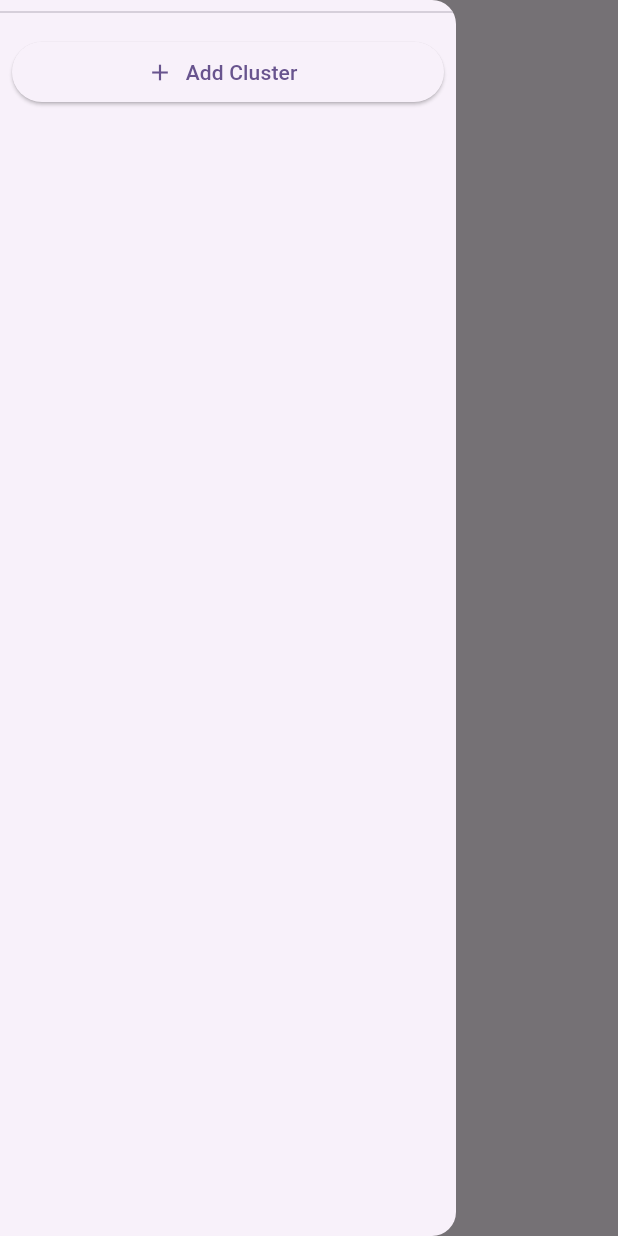
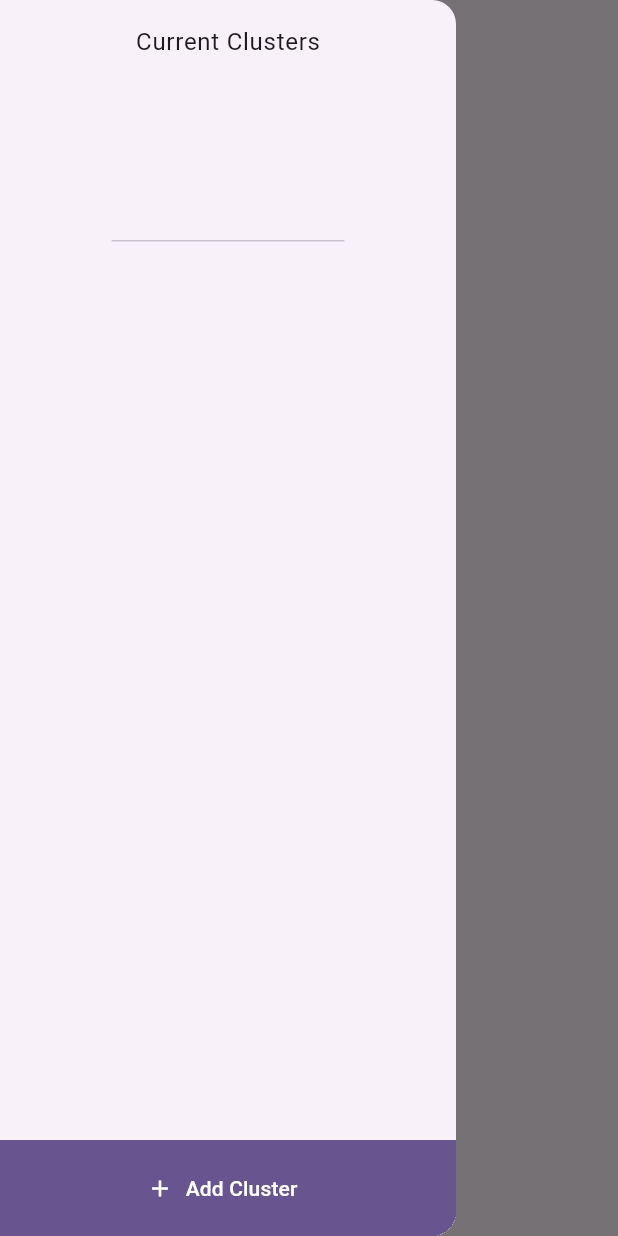
Before and after one commit to m3talsmith/kubectl_dashboard, a Flutter app: the screen it shows after launch, with the side drawer open, on a phone screen of 412 x 824 dp. Run offline on Flutter 3.47's test engine with Material 3 defaults, Android fonts, the phone set to English and light mode, and no system bars; our stand-ins replace flutter_riverpod, yaml; missing offline and left inert: desktop_window, kubeconfig, yaml_writer.

```diff
--- a/lib/app.dart
+++ b/lib/app.dart
@@ -3,23 +3,14 @@ import 'dart:io';
 import 'package:desktop_window/desktop_window.dart';
 import 'package:flutter/material.dart';
 import 'package:flutter_riverpod/flutter_riverpod.dart';
-import 'package:kubectl_dashboard/app/config.dart';
 import 'package:kubectl_dashboard/app/app_drawer.dart';
 import 'package:kubectl_dashboard/window_providers.dart';
-
-import 'app/config/providers.dart';
 
 class App extends ConsumerWidget {
   const App({super.key});
 
   @override
   Widget build(BuildContext context, WidgetRef ref) {
-    final configs = ref.watch(configsProvider);
-    ref.watch(configsProvider.notifier).addListener(saveConfigs);
-
-    final currentConfigIndex = ref.watch(currentConfigIndexProvider);
-    final Config? currentConfig = configs?[currentConfigIndex];
-
     return MaterialApp(
       debugShowCheckedModeBanner: false,
       title: 'Kubectl Dashboard',
--- a/lib/app/app_drawer.dart
+++ b/lib/app/app_drawer.dart
@@ -15,9 +15,13 @@ class AppDrawer extends ConsumerWidget {
     ref.watch(configsProvider.notifier).addListener(saveConfigs);
 
     final currentConfigIndex = ref.watch(currentConfigIndexProvider);
-    final Config? currentConfig = configs?[currentConfigIndex];
+    final Config? currentConfig = (configs != null && configs.isNotEmpty) ? configs[currentConfigIndex] : null;
 
     return Drawer(
+      child: Column(
+        children: [
+          const DrawerHeader(child: Text('Current Clusters')),
+          Expanded(
             child: ListView(
               children: [
                 if (configs != null)
@@ -36,32 +40,39 @@ class AppDrawer extends ConsumerWidget {
                       onTap: onTap,
                     );
                   }),
-          const Divider(),
-          Padding(
+
+              ],
+            ),
+          ),
+          Container(
+            color: Theme.of(context).primaryColor,
+            width: MediaQuery.of(context).size.width,
+            child: Padding(
               padding: const EdgeInsets.all(8.0),
-            child: ElevatedButton.icon(
+              child: FilledButton.icon(
                 onPressed: () async {
                   final Config? config =
                   await Navigator.of(context).push(MaterialPageRoute(
                     builder: (context) => const AddConfigForm(),
                   ));
                   if (config != null) {
-                  final c = (configs == null) ? [config] : configs
-                    ..add(config);
+                    final c = (configs == null) ? [config] : configs;
+                    if (!c.contains(config)) {
+                      c.add(config);
+                    }
                     final index = c.length - 1;
                     ref.watch(currentConfigIndexProvider.notifier).state =
                         index;
                     ref.watch(configsProvider.notifier).state = c;
-                  ref.invalidate(configsProvider);
                   }
                 },
                 icon: const Icon(Icons.add),
                 label: const Text('Add Cluster'),
               ),
             ),
+          ),
         ],
       ),
     );
   }
-
 }
--- a/lib/app/config/providers.dart
+++ b/lib/app/config/providers.dart
@@ -5,5 +5,5 @@ import '../config.dart';
 final configsProvider = StateProvider<List<Config>?>((ref) => null);
 final currentConfigIndexProvider = StateProvider((ref) {
   final configs = ref.watch(configsProvider);
-  return configs?.indexOf(configs.last) ?? 0;
+  return configs?.indexOf(configs.last) ?? -1;
 });
--- a/lib/window_providers.dart
+++ b/lib/window_providers.dart
@@ -1,3 +1,6 @@
 import 'package:flutter_riverpod/flutter_riverpod.dart';
 
 final fullscreenProvider = StateProvider((ref) => false,);
+final windowPreferencesSizeProvider = StateProvider((ref) {
+
+},);
```
Also changed, not shown: lib/app/config/config_tile_item.dart (+63 -8 lines), lib/main.dart (+5 -2 lines). Lines whose indentation alone changed are shown as unchanged.
